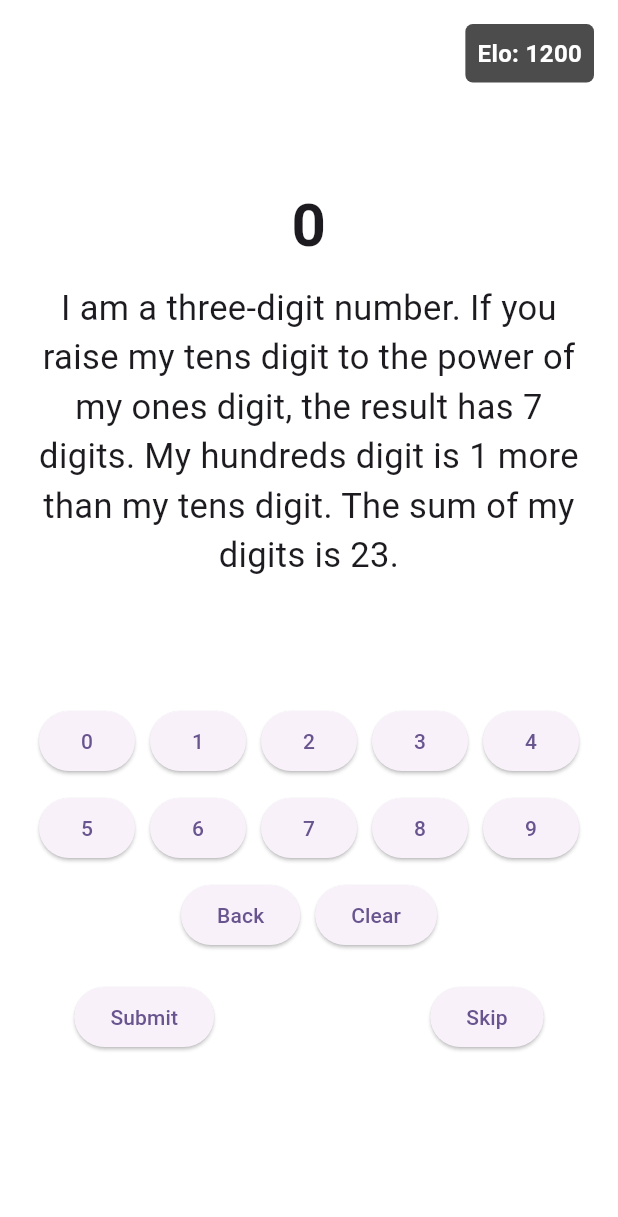
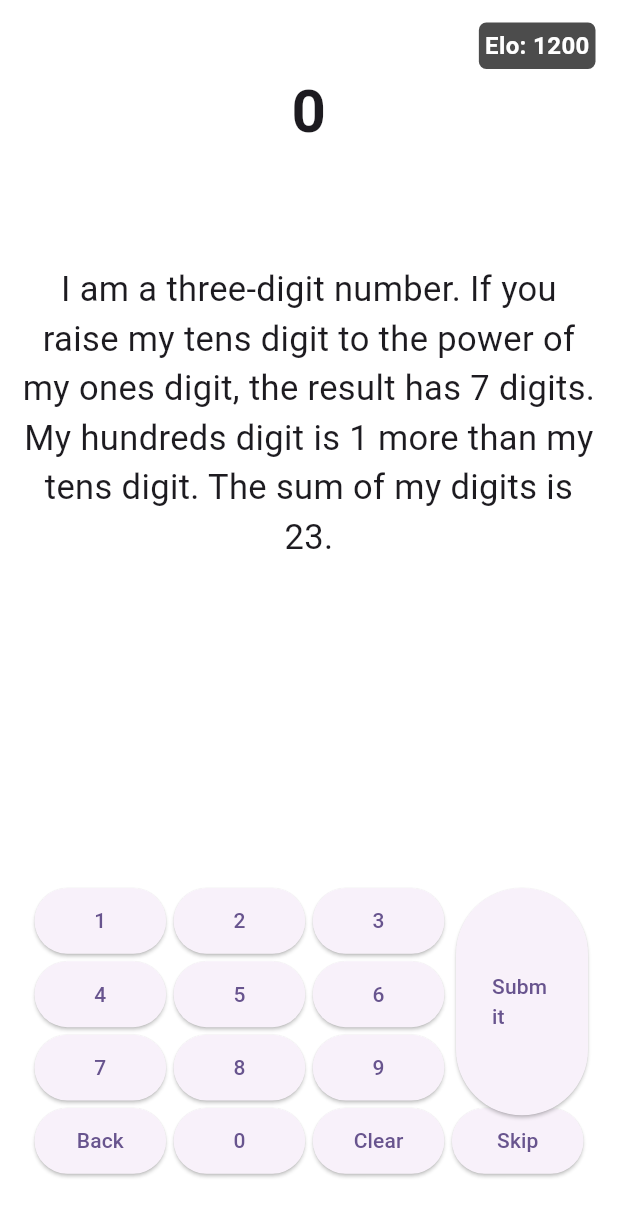
Before and after one commit to HennyBicks01/math_riddler, a Flutter app: the screen it shows after launch, on a phone screen of 412 x 824 dp. Shown: the top 1217 px of the screen. Run offline on Flutter 3.47's test engine with Material 2 defaults, Android fonts, the phone set to English and light mode, and no system bars.

Commit message:
made clickable buttons more functionable

```diff
--- a/lib/main.dart
+++ b/lib/main.dart
@@ -36,9 +36,9 @@ class _MyHomePageState extends State<MyHomePage> {
   late String _riddle;
   int _eloScore = 1200;
   int _riddlesSolved = 0;
-  final _controller = TextEditingController();
   bool _guessed = false;
   Color _backgroundColor = Colors.white; // The default background color.
+
 
   @override
   void initState() {
@@ -80,7 +80,7 @@ class _MyHomePageState extends State<MyHomePage> {
   }
 
   void _checkAnswer() {
-    if (_controller.text == _randomNumber.toString()) {
+    if (_currentInput == _randomNumber.toString()) {
       _flashBackground(Colors.green);
       _eloScore += 15;
       _riddlesSolved++;
@@ -89,7 +89,9 @@ class _MyHomePageState extends State<MyHomePage> {
       _flashBackground(Colors.red);
       _eloScore -= 15;
     }
-    _controller.clear();
+    setState(() {
+      _currentInput = ""; // This line clears the input after Submit is clicked.
+    });
     _guessed = true;
   }
 
@@ -98,7 +100,7 @@ class _MyHomePageState extends State<MyHomePage> {
     setState(() {
       _backgroundColor = color;
     });
-    Future.delayed(Duration(milliseconds: 500), () {
+    Future.delayed(const Duration(milliseconds: 500), () {
       setState(() {
         _backgroundColor = Colors.white;
       });
@@ -114,85 +116,58 @@ class _MyHomePageState extends State<MyHomePage> {
 
   @override
   Widget build(BuildContext context) {
+    Widget buildKey(int index) {
+      switch (index) {
+        case 3:
+        case 7:
+        case 11:
+          return Container(color: Colors
+              .transparent); // Empty transparent containers for the spots where Submit buttons used to be.
+        case 12:
+          return ElevatedButton(
+            onPressed: _removeLastDigit,
+            child: const Text('Back'),
+          );
+        case 13:
+          return ElevatedButton(
+            onPressed: () => _appendToInput('0'),
+            child: const Text('0'),
+          );
+        case 14:
+          return ElevatedButton(
+            onPressed: _clearInput,
+            child: const Text('Clear'),
+          );
+        case 15:
+          return ElevatedButton(
+            onPressed: () {
+              _clearInput();
+              _skipRiddle();
+            },
+            child: const Text('Skip'),
+          );
+        default:
+          return ElevatedButton(
+            onPressed: () =>
+                _appendToInput('${(index % 4) + 1 + (index ~/ 4) * 3}'),
+            child: Text('${(index % 4) + 1 + (index ~/ 4) * 3}'),
+          );
+      }
+    }
+
     return Scaffold(
       body: AnimatedContainer(
-        duration: Duration(milliseconds: 500),
+        duration: const Duration(milliseconds: 500),
         color: _backgroundColor,
         child: Padding(
-          padding: const EdgeInsets.all(16.0),
-          child: Stack(
+          padding: const EdgeInsets.all(15.0),
+          child: Column(
             children: [
-              Column(
-                mainAxisAlignment: MainAxisAlignment.center,
-                crossAxisAlignment: CrossAxisAlignment.center,
-                children: [
-                  Text(
-                    '$_riddlesSolved',
-                    style: const TextStyle(fontSize: 40, fontWeight: FontWeight.bold),
-                    textAlign: TextAlign.center,
-                  ),
-                  const SizedBox(height: 10),
-                  Text(
-                    _riddle,
-                    style: const TextStyle(fontSize: 23),
-                    textAlign: TextAlign.center,
-                  ),
-                  const SizedBox(height: 20),
-                  Text(
-                    _currentInput,
-                    style: TextStyle(fontSize: 30, fontWeight: FontWeight.bold),
-                  ),
-                  const SizedBox(height: 20),
-                  Wrap(
-                    spacing: 10,
-                    runSpacing: 10,
-                    children: List.generate(10, (index) {
-                      return ElevatedButton(
-                        onPressed: () => _appendToInput(index.toString()),
-                        child: Text('$index'),
-                      );
-                    }),
-                  ),
-                  const SizedBox(height: 10),
-                  Row(
-                    mainAxisAlignment: MainAxisAlignment.center,
-                    children: [
-                      ElevatedButton(
-                        onPressed: _removeLastDigit,
-                        child: const Text('Back'),
-                      ),
-                      const SizedBox(width: 10),
-                      ElevatedButton(
-                        onPressed: _clearInput,
-                        child: const Text('Clear'),
-                      ),
-                    ],
-                  ),
-                  const SizedBox(height: 20),
-                  Row(
-                    mainAxisAlignment: MainAxisAlignment.spaceAround,
-                    children: [
-                      ElevatedButton(
-                        onPressed: _checkAnswer,
-                        child: const Text('Submit'),
-                      ),
-                      const SizedBox(width: 10),
-                      ElevatedButton(
-                        onPressed: () {
-                          _clearInput();
-                          _skipRiddle();
-                        },
-                        child: const Text('Skip'),
-                      ),
-                    ],
-                  ),
-                ],
-              ),
-              Positioned(
-                top: 0,
-                right: 0,
+              // Elo Score at the top-right corner
+              Align(
+                alignment: Alignment.topRight,
                 child: Container(
-                  padding: const EdgeInsets.all(8.0),
+                  padding: const EdgeInsets.all(4.0),
                   decoration: BoxDecoration(
                     color: Colors.black.withOpacity(0.7),
                     borderRadius: BorderRadius.circular(5),
@@ -207,6 +182,68 @@ class _MyHomePageState extends State<MyHomePage> {
                   ),
                 ),
               ),
+              // Riddles Solved Counter
+              Text(
+                '$_riddlesSolved',
+                style: const TextStyle(
+                    fontSize: 40, fontWeight: FontWeight.bold),
+                textAlign: TextAlign.center,
+              ),
+              const SizedBox(height: 10),
+              // Riddle
+              Expanded(
+                flex: 3,
+                child: Center(
+                  child: Text(
+                    _riddle,
+                    style: const TextStyle(fontSize: 23),
+                    textAlign: TextAlign.center,
+                  ),
+                ),
+              ),
+              const Spacer(),
+              Text(
+                _currentInput,
+                style: const TextStyle(
+                    fontSize: 32, fontWeight: FontWeight.bold),
+                textAlign: TextAlign.center,
+              ),
+              // This will push the grid (keypad) to the bottom
+              // Keypad
+              Expanded(
+                flex: 2,
+                child: Stack(
+                  children: [
+                    GridView.builder(
+                      padding: const EdgeInsets.fromLTRB(8.0, 0.0, 8.0, 8.0),
+                      gridDelegate: const SliverGridDelegateWithFixedCrossAxisCount(
+                        crossAxisCount: 4,
+                        childAspectRatio: 2.0,
+                        mainAxisSpacing: 5,
+                        crossAxisSpacing: 5,
+                      ),
+                      itemCount: 16,
+                      itemBuilder: (context, index) {
+                        return buildKey(index);
+                      },
+                    ),
+                    Positioned(
+                      top: 0, // Starting from the 2nd row, plus the spacing.
+                      left: (MediaQuery.of(context).size.width / 4) * 3 - 20,  // Starting from the 4th column.
+                      child: ElevatedButton(
+                        onPressed: _checkAnswer,
+                        child: const Text('Submit'),
+                        style: ElevatedButton.styleFrom(
+                          fixedSize: Size(
+                            (MediaQuery.of(context).size.width / 4) - 15, // Width of 1 column minus some padding.
+                            .75 * (MediaQuery.of(context).size.height / 4) -3,  // Height of 3 rows minus some padding.
+                          ),
+                        ),
+                      ),
+                    ),
+                  ],
+                ),
+              ),
             ],
           ),
         ),
```
